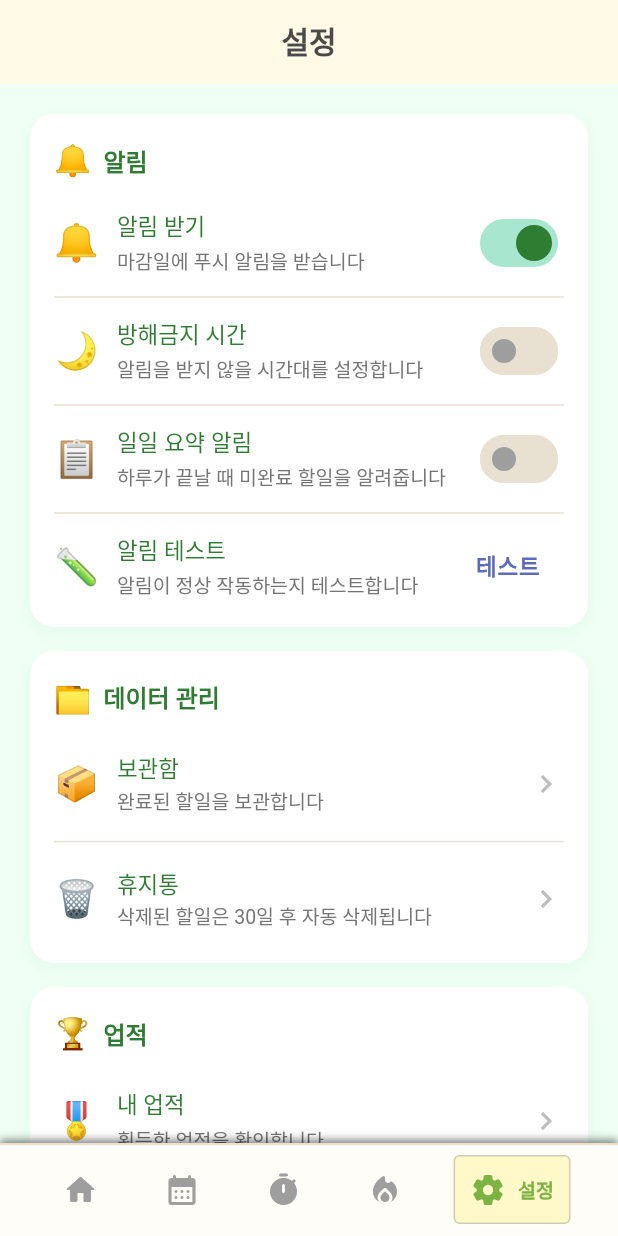
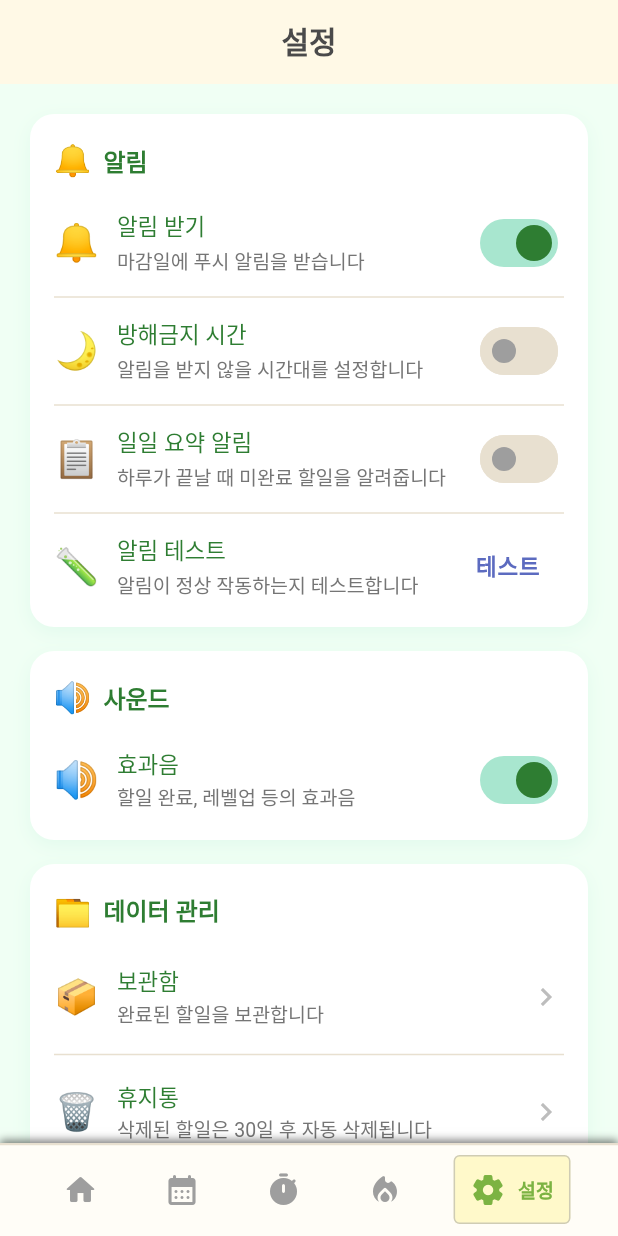
Before and after one commit to kibongcoders/todoodle-flutter, a Flutter app: the screen it shows after launch, item 5 of the bottom bar chosen, on a phone screen of 412 x 824 dp. Run offline on Flutter 3.47's test engine with Material 3 defaults, Android fonts, the phone set to English and light mode, and no system bars; our stand-ins replace audioplayers, fl_chart, flutter_local_notifications, google_fonts, hive, hive_flutter and 4 more; missing offline and left inert: model_viewer_plus; accounts and stored records are empty; Roboto replaces fonts that are missing (Gaegu, Nanum Gothic).

Commit message:
✨ feat(sound): Phase 4.4 사운드 효과 구현
할일 완료, 레벨업, 업적 획득, 낙서 완성 시 효과음 재생 기능 추가
게이미피케이션 경험 강화를 위한 청각 피드백 제공

주요 변경:
- SoundService 싱글톤 생성 (audioplayers, lowLatency 모드)
- 4종 효과음 WAV 에셋 생성 (check, level_up, achievement, doodle_complete)
- SettingsProvider에 soundEnabled 설정 추가 (Hive 영속)
- 설정 화면에 사운드 토글 UI 섹션 추가
- ROADMAP Phase 4.3/4.4 완료 표시

트리거 포인트:
- todo_provider: 할일 완료 → check.wav
- main_screen: 레벨업 → level_up.wav, 업적 → achievement.wav
- main.dart: 낙서 완성 → doodle_complete.wav

```diff
--- a/lib/providers/settings_provider.dart
+++ b/lib/providers/settings_provider.dart
@@ -12,6 +12,7 @@ class SettingsProvider extends ChangeNotifier {
   static const _dailySummaryEnabledKey = 'dailySummaryEnabled';
   static const _dailySummaryHourKey = 'dailySummaryHour';
   static const _dailySummaryMinuteKey = 'dailySummaryMinute';
+  static const _soundEnabledKey = 'soundEnabled';
 
   late Box _box;
   bool _notificationEnabled = true;
@@ -20,6 +21,7 @@ class SettingsProvider extends ChangeNotifier {
   TimeOfDay _dndEndTime = const TimeOfDay(hour: 8, minute: 0);    // 아침 8시
   bool _dailySummaryEnabled = false;
   TimeOfDay _dailySummaryTime = const TimeOfDay(hour: 21, minute: 0); // 밤 9시
+  bool _soundEnabled = true;
 
   bool get notificationEnabled => _notificationEnabled;
   bool get dndEnabled => _dndEnabled;
@@ -27,6 +29,7 @@ class SettingsProvider extends ChangeNotifier {
   TimeOfDay get dndEndTime => _dndEndTime;
   bool get dailySummaryEnabled => _dailySummaryEnabled;
   TimeOfDay get dailySummaryTime => _dailySummaryTime;
+  bool get soundEnabled => _soundEnabled;
 
   Future<void> init() async {
     _box = await Hive.openBox(_boxName);
@@ -45,6 +48,7 @@ class SettingsProvider extends ChangeNotifier {
       hour: _box.get(_dailySummaryHourKey, defaultValue: 21),
       minute: _box.get(_dailySummaryMinuteKey, defaultValue: 0),
     );
+    _soundEnabled = _box.get(_soundEnabledKey, defaultValue: true);
   }
 
   Future<void> setNotificationEnabled(bool value) async {
@@ -86,6 +90,12 @@ class SettingsProvider extends ChangeNotifier {
     notifyListeners();
   }
 
+  Future<void> setSoundEnabled(bool value) async {
+    _soundEnabled = value;
+    await _box.put(_soundEnabledKey, value);
+    notifyListeners();
+  }
+
   // 현재 시간이 방해금지 시간대인지 확인
   bool isInDndPeriod([DateTime? dateTime]) {
     if (!_dndEnabled) return false;
--- a/lib/providers/todo_provider.dart
+++ b/lib/providers/todo_provider.dart
@@ -4,6 +4,7 @@ import 'package:uuid/uuid.dart';
 
 import '../models/todo.dart';
 import '../services/notification_service.dart';
+import '../services/sound_service.dart';
 import 'achievement_provider.dart';
 import 'level_provider.dart';
 import 'settings_provider.dart';
@@ -488,8 +489,9 @@ class TodoProvider extends ChangeNotifier {
         todo.completionHistory = history;
       }
 
-      // 완료 상태로 변경될 때 낙서 획 추가, XP 획득, 업적 체크
+      // 완료 상태로 변경될 때 사운드 재생, 낙서 획 추가, XP 획득, 업적 체크
       if (!wasCompleted && todo.isCompleted) {
+        SoundService().play(SoundEffect.check);
         _sketchbookProvider?.drawStroke();
         _levelProvider?.addXP(LevelProvider.xpForPriority(todo.priority));
         _checkAchievements();
--- a/lib/screens/main_screen.dart
+++ b/lib/screens/main_screen.dart
@@ -6,6 +6,7 @@ import '../core/constants/doodle_typography.dart';
 import '../providers/achievement_provider.dart';
 import '../providers/level_provider.dart';
 import '../widgets/achievement_popup.dart';
+import '../services/sound_service.dart';
 import '../widgets/level_up_popup.dart';
 import 'calendar_screen.dart';
 import 'focus_screen.dart';
@@ -39,6 +40,7 @@ class _MainScreenState extends State<MainScreen> {
       final achievementProvider = context.read<AchievementProvider>();
       achievementProvider.onAchievementUnlocked = (achievement) {
         if (mounted) {
+          SoundService().play(SoundEffect.achievement);
           AchievementPopup.show(context, achievement);
         }
       };
@@ -46,6 +48,7 @@ class _MainScreenState extends State<MainScreen> {
       final levelProvider = context.read<LevelProvider>();
       levelProvider.onLevelUp = (newLevel) {
         if (mounted) {
+          SoundService().play(SoundEffect.levelUp);
           LevelUpPopup.show(context, newLevel);
         }
       };
--- a/lib/screens/settings_screen.dart
+++ b/lib/screens/settings_screen.dart
@@ -175,6 +175,24 @@ class SettingsScreen extends StatelessWidget {
                       ),
                     ],
                   ],
+                ),
+              ),
+              const SizedBox(height: 16),
+
+              // 사운드 설정 섹션
+              _buildSectionCard(
+                emoji: '🔊',
+                title: '사운드',
+                child: _buildSettingRow(
+                  icon: settings.soundEnabled ? '🔊' : '🔇',
+                  title: '효과음',
+                  subtitle: '할일 완료, 레벨업 등의 효과음',
+                  trailing: Switch(
+                    value: settings.soundEnabled,
+                    onChanged: (value) => settings.setSoundEnabled(value),
+                    activeThumbColor: const Color(0xFF2E7D32),
+                    activeTrackColor: const Color(0xFFA8E6CF),
+                  ),
                 ),
               ),
               const SizedBox(height: 16),
--- /dev/null
+++ b/lib/services/sound_service.dart
@@ -0,0 +1,71 @@
+import 'package:audioplayers/audioplayers.dart';
+
+import '../providers/settings_provider.dart';
+
+/// 효과음 종류
+enum SoundEffect {
+  check('sounds/check.wav'),
+  levelUp('sounds/level_up.wav'),
+  achievement('sounds/achievement.wav'),
+  doodleComplete('sounds/doodle_complete.wav');
+
+  const SoundEffect(this.assetPath);
+  final String assetPath;
+}
+
+/// 효과음 재생 서비스 (싱글톤)
+class SoundService {
+  factory SoundService() => _instance;
+  SoundService._internal();
+  static final SoundService _instance = SoundService._internal();
+
+  final Map<SoundEffect, AudioPlayer> _players = {};
+  SettingsProvider? _settingsProvider;
+  bool _isInitialized = false;
+
+  Future<void> init() async {
+    if (_isInitialized) return;
+
+    for (final effect in SoundEffect.values) {
+      final player = AudioPlayer();
+      await player.setPlayerMode(PlayerMode.lowLatency);
+      await player.setSource(AssetSource(effect.assetPath));
+      _players[effect] = player;
+    }
+
+    _isInitialized = true;
+  }
+
+  void setSettingsProvider(SettingsProvider provider) {
+    _settingsProvider = provider;
+  }
+
+  /// 효과음 재생 (fire-and-forget)
+  void play(SoundEffect effect) {
+    if (!_isInitialized) return;
+    if (_settingsProvider?.soundEnabled == false) return;
+
+    final player = _players[effect];
+    if (player == null) return;
+
+    // 비동기로 재생 (에러 무시)
+    _playAsync(player, effect);
+  }
+
+  Future<void> _playAsync(AudioPlayer player, SoundEffect effect) async {
+    try {
+      await player.stop();
+      await player.play(AssetSource(effect.assetPath));
+    } catch (_) {
+      // 사운드 재생 실패는 무시
+    }
+  }
+
+  void dispose() {
+    for (final player in _players.values) {
+      player.dispose();
+    }
+    _players.clear();
+    _isInitialized = false;
+  }
+}
--- a/pubspec.yaml
+++ b/pubspec.yaml
@@ -46,6 +46,7 @@ dependencies:
   fl_chart: ^0.69.2
   share_plus: ^10.0.0
   path_provider: ^2.1.0
+  audioplayers: ^6.1.0
 
 dev_dependencies:
   flutter_test:
@@ -89,6 +90,7 @@ flutter:
     - assets/textures/
     - assets/models/
     - assets/planet_frames/
+    - assets/sounds/
 
   # An image asset can refer to one or more resolution-specific "variants", see
   # https://flutter.dev/to/resolution-aware-images
```
Also changed, not shown: lib/main.dart (+7 -0 lines), pubspec.lock, 11 other files.
